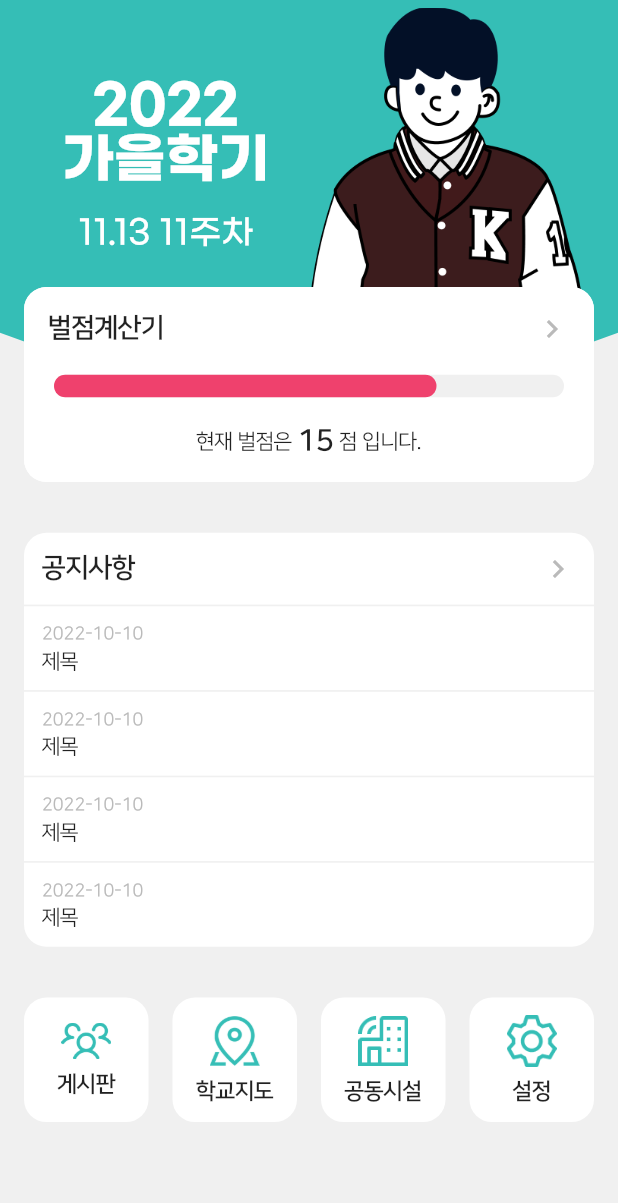
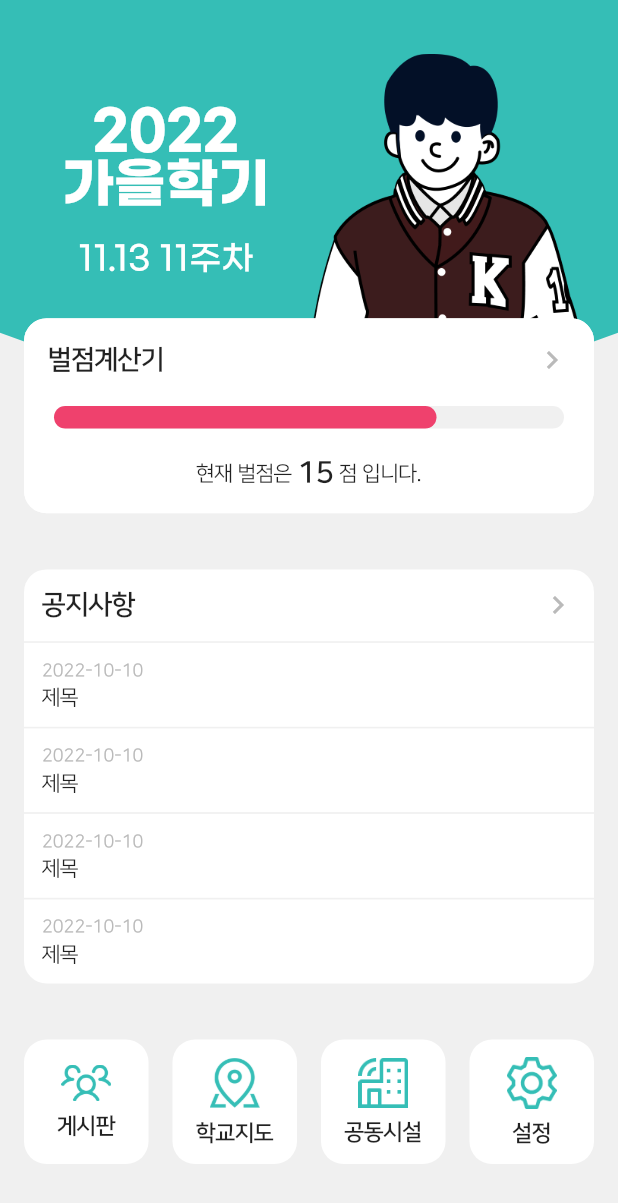
Before and after one commit to kw-dormitory/kw-dormitory-mobile, a Flutter app: the screen it shows after launch, on a phone screen of 412 x 824 dp. Shown: the top 1203 px of the screen. Run offline on Flutter 3.47's test engine with Material 2 defaults, Android fonts, the phone set to English and light mode, and no system bars; drawn by our look-alikes of percent_indicator.

Commit message:
fix: 일부 padding 수정

```diff
--- a/lib/screen/home/home_screen.dart
+++ b/lib/screen/home/home_screen.dart
@@ -28,7 +28,7 @@ class _HomeScreenState extends State<HomeScreen> {
             CustomPaint(painter: DrawCircle(size)),
             Positioned(
               right: size.width / 17,
-              top: 5,
+              top: 36,
               child: Hero(
                 tag: 'studentHero',
                 child: Image.asset(
@@ -38,11 +38,11 @@ class _HomeScreenState extends State<HomeScreen> {
               ),
             ),
             Positioned(
-              top: size.height / 4.7,
+              top: size.height / 4.2,
               child: Padding(
                 padding: const EdgeInsets.all(16),
                 child: SizedBox(
-                  height: size.height / 1.48,
+                  height: size.height - (size.height / 4.2 + 64),
                   child: Column(
                     mainAxisAlignment: MainAxisAlignment.spaceBetween,
                     children: [
@@ -56,7 +56,7 @@ class _HomeScreenState extends State<HomeScreen> {
             ),
             Positioned(
                 left: size.width / 10,
-                top: size.width / 8,
+                top: size.width / 6,
                 child: DateCounter())
           ]),
         ),
```
